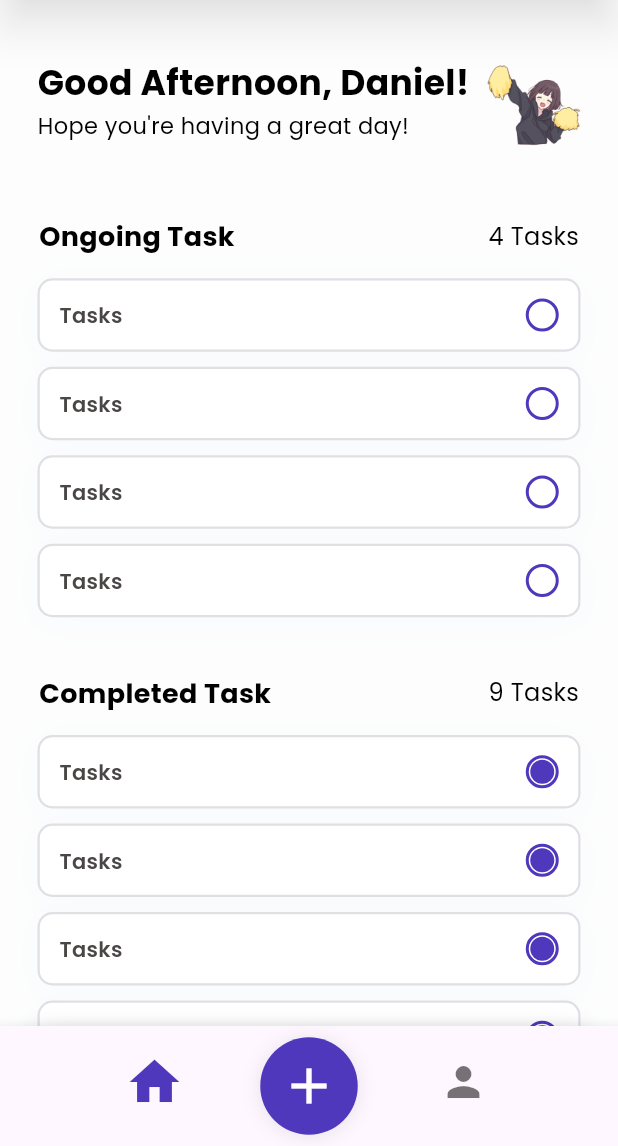
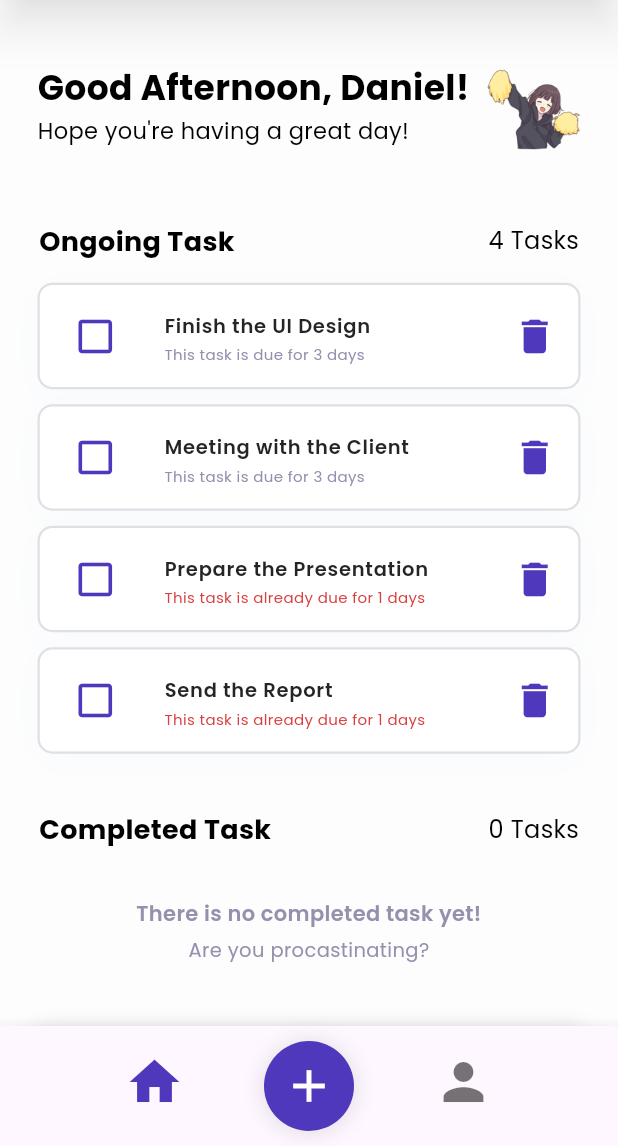
Before and after one commit to hyvos07/todos, a Flutter app: the screen it shows after launch, on a phone screen of 412 x 824 dp, the part 90-1236 px from its top. Run offline on Flutter 3.47's test engine with Material 3 defaults, Android fonts, the phone set to English and light mode, and no system bars; our stand-ins replace image_picker.

Commit message:
feat: Functionally To-Do List Feature (AddTask soon)

```diff
--- a/lib/homepage.dart
+++ b/lib/homepage.dart
@@ -3,49 +3,57 @@
 import 'package:flutter/material.dart';
 import 'package:todos/homepage_widget/ongoing_task.dart';
 import 'package:todos/homepage_widget/completed_task.dart';
+import 'package:todos/object/task.dart';
 
-
-class HomePage extends StatelessWidget {
+class HomePage extends StatefulWidget {
   const HomePage({super.key});
 
-  String goodWhat(DateTime date) {
-    // Greeting User Chooser
-    var hour = date.hour;
-    if (hour < 12) {
-      return ("Good Morning");
-    } else if (hour < 18) {
-      return ("Good Afternoon");
-    } else {
-      return ("Good Evening");
-    }
-  }
+  @override
+  State<HomePage> createState() => _HomePageState();
+}
 
-  String greet(String goodWhat) {
-    // Motivational Support Chooser
-    if (goodWhat == "Good Morning") {
-      return "New adventures await you today!";
-    } else if (goodWhat == "Good Afternoon") {
-      return "Hope you're having a great day!";
-    } else {
-      return "Nice works for today!";
-    }
-  }
+class _HomePageState extends State<HomePage> {
+  List<Task> listOfTask = [
+    Task(
+      id: "1",
+      taskTitle: "Finish the UI Design",
+      taskDone: false,
+      startDate: DateTime.now(),
+      endDate: DateTime.now().add(const Duration(days: 3)),
+    ),
+    Task(
+      id: "2",
+      taskTitle: "Meeting with the Client",
+      taskDone: false,
+      startDate: DateTime.now(),
+      endDate: DateTime.now().add(const Duration(days: 3)),
+    ),
+    Task(
+      id: "3",
+      taskTitle: "Prepare the Presentation",
+      taskDone: false,
+      startDate: DateTime.now().subtract(const Duration(days: 3)),
+      endDate: DateTime.now().subtract(const Duration(days: 1)),
+    ),
+    Task(
+      id: "4",
+      taskTitle: "Send the Report",
+      taskDone: false,
+      startDate: DateTime.now().subtract(const Duration(days: 3)),
+      endDate: DateTime.now().subtract(const Duration(days: 1)),
+    ),
+  ];
 
-  String menhera(String goodWhat) {
-    // Menhera-chan Chooser
-    if (goodWhat == "Good Morning") {
-      return "images/morningmenhera.png";
-    } else if (goodWhat == "Good Afternoon") {
-      return "images/menheracheer.png";
-    } else {
-      return "images/gnmenhera.png";
-    }
-  }
+  List<Task> onGoingTasks = [];
+  List<Task> completedTasks = [];
+
 
   @override
   Widget build(BuildContext context) {
     // Get Today's Date; Adding 7 hours to change default UTC timezone to GMT+7
     DateTime now = DateTime.now().toUtc().add(const Duration(hours: 7));
+
+    refreshTask(); // Fill the ongoing and completed task list
 
     return Scaffold(
       backgroundColor: const Color.fromARGB(253, 253, 253, 253),
@@ -74,7 +82,7 @@ class HomePage extends StatelessWidget {
                     // -- Greeting User -- //
                     Padding(
                       padding: const EdgeInsets.only(
-                          top: 47, right: 25, left: 25, bottom: 10),
+                          top: 50, right: 25, left: 25, bottom: 10),
                       child: Row(
                         mainAxisAlignment: MainAxisAlignment.spaceBetween,
                         children: [
@@ -120,9 +128,17 @@ class HomePage extends StatelessWidget {
                       ),
                     ),
                     // -- Ongoing Task -- //
-                    const OngoingTask(),
+                    OngoingTask(
+                      onGoingTasks: onGoingTasks,
+                      onChanged: onChanged,
+                      onDeleted: onDeleted,
+                    ),
                     // -- Completed Task -- //
-                    const CompletedTask(),
+                    CompletedTask(
+                      completedTasks: completedTasks,
+                      onChanged: onChanged,
+                      onDeleted: onDeleted,
+                    ),
                   ],
                 )
               ],
@@ -130,4 +146,67 @@ class HomePage extends StatelessWidget {
       ),
     );
   }
+
+  // Change the ongoing/completed status of the task
+  void onChanged(Task task) {
+    setState(() {
+      task.taskDone = !task.taskDone;
+    });
+  }
+
+  // Delete the existing task
+  void onDeleted(String idTask) {
+    setState(() {
+      listOfTask.removeWhere((task) => task.id == idTask);
+      refreshTask();
+    });
+  }
+
+  void refreshTask() {
+    setState(() {
+      onGoingTasks = [];
+      completedTasks = [];
+      for (int i = 0; i < listOfTask.length; i++) {
+        if (listOfTask[i].taskDone == false) {
+          onGoingTasks.add(listOfTask[i]);
+        } else {
+          completedTasks.add(listOfTask[i]);
+        }
+      }
+    });
+  }
+
+  // Greeting User Chooser
+  String goodWhat(DateTime date) {
+    var hour = date.hour;
+    if (hour < 12) {
+      return ("Good Morning");
+    } else if (hour < 18) {
+      return ("Good Afternoon");
+    } else {
+      return ("Good Evening");
+    }
+  }
+
+  // Motivational Support Chooser
+  String greet(String goodWhat) {
+    if (goodWhat == "Good Morning") {
+      return "New adventures await you today!";
+    } else if (goodWhat == "Good Afternoon") {
+      return "Hope you're having a great day!";
+    } else {
+      return "Nice works for today!";
+    }
+  }
+
+  // Menhera-chan Chooser
+  String menhera(String goodWhat) {
+    if (goodWhat == "Good Morning") {
+      return "images/morningmenhera.png";
+    } else if (goodWhat == "Good Afternoon") {
+      return "images/menheracheer.png";
+    } else {
+      return "images/gnmenhera.png";
+    }
+  }
 }
--- a/lib/homepage_widget/completed_task.dart
+++ b/lib/homepage_widget/completed_task.dart
@@ -1,25 +1,33 @@
-// ignore_for_file: empty_constructor_bodies
+// ignore_for_file: empty_constructor_bodies, prefer_typing_uninitialized_variables
 
 import 'package:flutter/material.dart';
+import 'package:todos/config/colorconfig.dart';
 import 'package:todos/homepage_widget/single_task.dart';
+import 'package:todos/object/task.dart';
 
 class CompletedTask extends StatelessWidget {
-  const CompletedTask({Key? key}) : super(key: key);
+  final List<Task> completedTasks;
+  final onChanged;
+  final onDeleted;
+
+  const CompletedTask({
+    super.key,
+    required this.completedTasks,
+    required this.onChanged,
+    required this.onDeleted,
+  });
 
   @override
   Widget build(BuildContext context) {
 
-    List<Widget> completedTasks = [
-      const SingleTask(taskName: 'Tasks', taskDone: true),
-      const SingleTask(taskName: 'Tasks', taskDone: true),
-      const SingleTask(taskName: 'Tasks', taskDone: true),
-      const SingleTask(taskName: 'Tasks', taskDone: true),
-      const SingleTask(taskName: 'Tasks', taskDone: true),
-      const SingleTask(taskName: 'Tasks', taskDone: true),
-      const SingleTask(taskName: 'Tasks', taskDone: true),
-      const SingleTask(taskName: 'Tasks', taskDone: true),
-      const SingleTask(taskName: 'Tasks', taskDone: true),
-    ];
+    List<Widget> completedList = [];
+    for (int i = 0; i < completedTasks.length; i++) {
+      completedList.add(SingleTask(
+        task: completedTasks[i],
+        onChanged: onChanged,
+        onDeleted: onDeleted,
+      ));
+    }
 
     return Container(
       padding: const EdgeInsets.only(left: 25, right: 25, bottom: 40),
@@ -45,7 +53,7 @@ class CompletedTask extends StatelessWidget {
               Padding(
                 padding: const EdgeInsets.only(right: 1),
                 child: Text(
-                  "${completedTasks.length} Tasks",
+                  "${completedList.length} Tasks",
                   textAlign: TextAlign.right,
                   style: const TextStyle(
                     color: Colors.black,
@@ -62,11 +70,48 @@ class CompletedTask extends StatelessWidget {
             padding: const EdgeInsets.only(top: 17.5),
             child: Column(
               mainAxisAlignment: MainAxisAlignment.spaceAround,
-              children: completedTasks,
+              children: content(completedList),
             ),
           )
         ],
       ),
     );
   }
+
+  List<Widget> content(List<Widget> completedList) {
+    if(completedList.isEmpty){
+      return [
+        Container(
+        height: 100,
+        padding: const EdgeInsets.symmetric(vertical: 25),
+        child: const Column(
+          mainAxisAlignment: MainAxisAlignment.spaceAround,
+          children: [
+            Text(
+              "There is no completed task yet!",
+              textAlign: TextAlign.center,
+              style: TextStyle(
+                color: cLightPurple,
+                fontSize: 14,
+                fontFamily: 'Poppins',
+                fontWeight: FontWeight.w600,
+              ),
+            ),
+            Text(
+              "Are you procastinating?",
+              textAlign: TextAlign.center,
+              style: TextStyle(
+                color: cLightPurple,
+                fontSize: 13,
+                fontFamily: 'Poppins',
+                fontWeight: FontWeight.w500,
+              ),
+            ),
+          ],
+        ),
+      )];
+    }
+
+    return completedList;
+  }
 }
--- a/lib/homepage_widget/ongoing_task.dart
+++ b/lib/homepage_widget/ongoing_task.dart
@@ -1,20 +1,33 @@
 // ignore_for_file: empty_constructor_bodies
 
 import 'package:flutter/material.dart';
+import 'package:todos/config/colorconfig.dart';
 import 'package:todos/homepage_widget/single_task.dart';
+import 'package:todos/object/task.dart';
 
 class OngoingTask extends StatelessWidget {
-  const OngoingTask({Key? key}) : super(key: key);
+  final List<Task> onGoingTasks;
+  final onChanged;
+  final onDeleted;
 
+  const OngoingTask({
+    super.key,
+    required this.onGoingTasks,
+    required this.onChanged,
+    required this.onDeleted,
+  });
 
   @override
   Widget build(BuildContext context) {
-    List<Widget> ongoingTasks = [
-      const SingleTask(taskName: 'Tasks', taskDone: false),
-      const SingleTask(taskName: 'Tasks', taskDone: false),
-      const SingleTask(taskName: 'Tasks', taskDone: false),
-      const SingleTask(taskName: 'Tasks', taskDone: false),
-    ];
+
+    List<Widget> onGoingList = [];
+    for (int i = 0; i < onGoingTasks.length; i++) {
+      onGoingList.add(SingleTask(
+        task: onGoingTasks[i],
+        onChanged: onChanged,
+        onDeleted: onDeleted,
+      ));
+    }
 
     return Container(
       padding: const EdgeInsets.symmetric(horizontal: 25, vertical: 50),
@@ -40,7 +53,7 @@ class OngoingTask extends StatelessWidget {
               Padding(
                 padding: const EdgeInsets.only(right: 1),
                 child: Text(
-                  "${ongoingTasks.length} Tasks",
+                  "${onGoingList.length} Tasks",
                   textAlign: TextAlign.right,
                   style: const TextStyle(
                     color: Colors.black,
@@ -57,11 +70,48 @@ class OngoingTask extends StatelessWidget {
             padding: const EdgeInsets.only(top: 17.5),
             child: Column(
               mainAxisAlignment: MainAxisAlignment.spaceAround,
-              children: ongoingTasks,
+              children: content(onGoingList),
             ),
           )
         ],
       ),
     );
   }
+
+  List<Widget> content(List<Widget> onGoingList) {
+    if(onGoingList.isEmpty){
+      return [
+        Container(
+        height: 100,
+        padding: const EdgeInsets.symmetric(vertical: 25),
+        child: const Column(
+          mainAxisAlignment: MainAxisAlignment.spaceAround,
+          children: [
+            Text(
+              "There is no on going task!",
+              textAlign: TextAlign.center,
+              style: TextStyle(
+                color: cLightPurple,
+                fontSize: 14,
+                fontFamily: 'Poppins',
+                fontWeight: FontWeight.w600,
+              ),
+            ),
+            Text(
+              "Great job at completing it all :)",
+              textAlign: TextAlign.center,
+              style: TextStyle(
+                color: cLightPurple,
+                fontSize: 13,
+                fontFamily: 'Poppins',
+                fontWeight: FontWeight.w500,
+              ),
+            ),
+          ],
+        ),
+      )];
+    }
+
+    return onGoingList;
+  }
 }
--- a/lib/homepage_widget/single_task.dart
+++ b/lib/homepage_widget/single_task.dart
@@ -1,11 +1,20 @@
 // ignore_for_file: empty_constructor_bodies
 
 import 'package:flutter/material.dart';
+import 'package:todos/config/colorconfig.dart';
+import 'package:todos/object/task.dart';
 
 class SingleTask extends StatelessWidget {
-  final String taskName;
-  final bool taskDone;
-  const SingleTask({super.key, required this.taskName, required this.taskDone});
+  final Task task;
+  final onChanged;
+  final onDeleted;
+
+  const SingleTask({
+    super.key,
+    required this.task,
+    required this.onChanged,
+    required this.onDeleted,
+  });
 
   Color btnColor(taskDone) {
     if (taskDone) {
@@ -17,14 +26,19 @@ class SingleTask extends StatelessWidget {
 
   @override
   Widget build(BuildContext context) {
+    final String? taskID = task.id;
+    final String? taskName = task.taskTitle;
+    final bool taskDone = task.taskDone;
 
-    Color btnOn = btnColor(taskDone);
+    Color btnStat = btnColor(taskDone);
+    Color textClr = taskDone
+        ? const Color.fromARGB(255, 133, 133, 133)
+        : const Color.fromARGB(255, 37, 37, 37);
 
     return Padding(
       padding: const EdgeInsets.only(top: 10),
       child: Container(
         width: double.infinity,
-        padding: const EdgeInsets.symmetric(horizontal: 13, vertical: 12),
         decoration: ShapeDecoration(
           color: Colors.white,
           shape: RoundedRectangleBorder(
@@ -41,57 +55,52 @@ class SingleTask extends StatelessWidget {
             )
           ],
         ),
-        child: Row(
-          mainAxisSize: MainAxisSize.min,
-          mainAxisAlignment: MainAxisAlignment.spaceBetween,
-          crossAxisAlignment: CrossAxisAlignment.center,
-          children: [
-            Text(
-              taskName,
-              textAlign: TextAlign.center,
-              style: const TextStyle(
-                color: Color(0xFF4A4646),
-                fontSize: 14,
-                fontFamily: 'Poppins',
-                fontWeight: FontWeight.w600,
-                height: 0.10,
-              ),
+        child: ListTile(
+          visualDensity: VisualDensity.comfortable,
+          contentPadding: const EdgeInsets.symmetric(horizontal: 5),
+          leading: TextButton(
+            onPressed: () {
+              onChanged(task);
+            },
+            child: Icon(
+              taskDone ? Icons.check_box : Icons.check_box_outline_blank,
+              color: cPurple,
+              size: 30,
             ),
-            SizedBox(
-              width: 22,
-              height: 22,
-              child: Stack(
-                children: [
-                  Positioned(
-                    left: 0,
-                    top: 0,
-                    child: Container(
-                      width: 22,
-                      height: 22,
-                      decoration: const ShapeDecoration(
-                        color: Colors.white,
-                        shape: OvalBorder(
-                          side: BorderSide(width: 2, color: Color(0xFF5038BC)),
-                        ),
-                      ),
-                    ),
-                  ),
-                  Positioned(
-                    left: 3,
-                    top: 3,
-                    child: Container(
-                      width: 16,
-                      height: 16,
-                      decoration: ShapeDecoration(
-                        color: btnOn,
-                        shape: const OvalBorder(),
-                      ),
-                    ),
-                  ),
-                ],
-              ),
+          ),
+          title: Text(
+            taskName!,
+            textAlign: TextAlign.start,
+            style: TextStyle(
+              color: textClr,
+              decoration: taskDone ? TextDecoration.lineThrough : null,
+              fontSize: 13,
+              fontFamily: 'Poppins',
+              fontWeight: FontWeight.w600,
+              height: 0.10,
             ),
-          ],
+          ),
+          subtitle: !taskDone ? Text(
+            task.getDue(),
+            textAlign: TextAlign.start,
+            style: TextStyle(
+              color: task.getDueColor(),
+              fontSize: 10,
+              fontFamily: 'Poppins',
+              fontWeight: FontWeight.w100,
+              height: 0.10,
+            ),
+          ) : null,
+          trailing: IconButton(
+            onPressed: () {
+              onDeleted(taskID);
+            },
+            icon: const Icon(
+              Icons.delete,
+              color: Color(0xFF5038BC),
+              size: 30,
+            ),
+          )
         ),
       ),
     );
--- a/lib/main.dart
+++ b/lib/main.dart
@@ -44,6 +44,7 @@ class _BasePageState extends State<BasePage> {
   @override
   Widget build(BuildContext context) {
     return MaterialApp(
+      debugShowCheckedModeBanner: false,
       home: Scaffold(
         body: PageView(
           controller: _pageController,
@@ -82,7 +83,7 @@ class _BasePageState extends State<BasePage> {
                   showUnselectedLabels: false,
                   showSelectedLabels: false,
                   selectedIconTheme: IconThemeData(size: 40),
-                  unselectedIconTheme: IconThemeData(size: 32),
+                  unselectedIconTheme: IconThemeData(size: 40),
                   onTap: (int index) {
                     setState(() {
                       _pageIndexNow = index;
@@ -115,8 +116,8 @@ class _BasePageState extends State<BasePage> {
                 ),
               ),
               child: Container(
-                width: 65,
-                height: 65,
+                width: 60,
+                height: 60,
                 decoration: BoxDecoration(
                   color: Color(0xFF5038bc),
                   shape: BoxShape.circle,
@@ -125,13 +126,13 @@ class _BasePageState extends State<BasePage> {
                       color: Color.fromARGB(24, 0, 0, 0),
                       blurRadius: 10,
                       offset: Offset(0, 1),
-                      spreadRadius: 0,
+                      spreadRadius: 2,
                     )
                   ],
                 ),
                 child: const Icon(
                   Icons.add,
-                  size: 40,
+                  size: 36,
                   color: Colors.white,
                 ),
               ),
```
